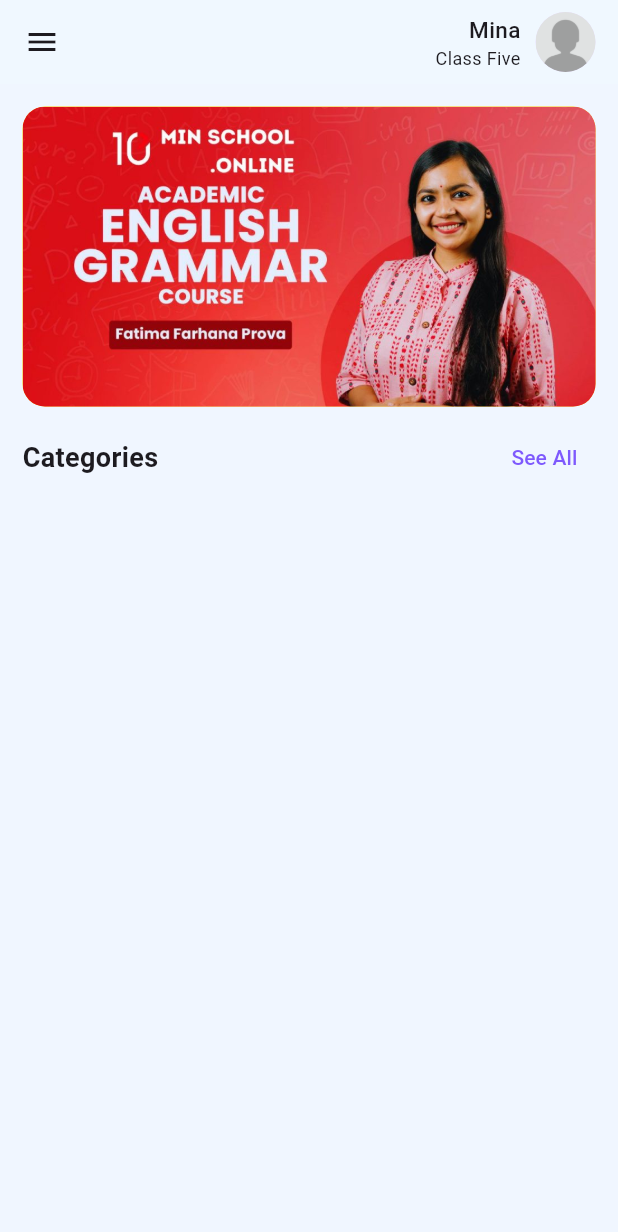
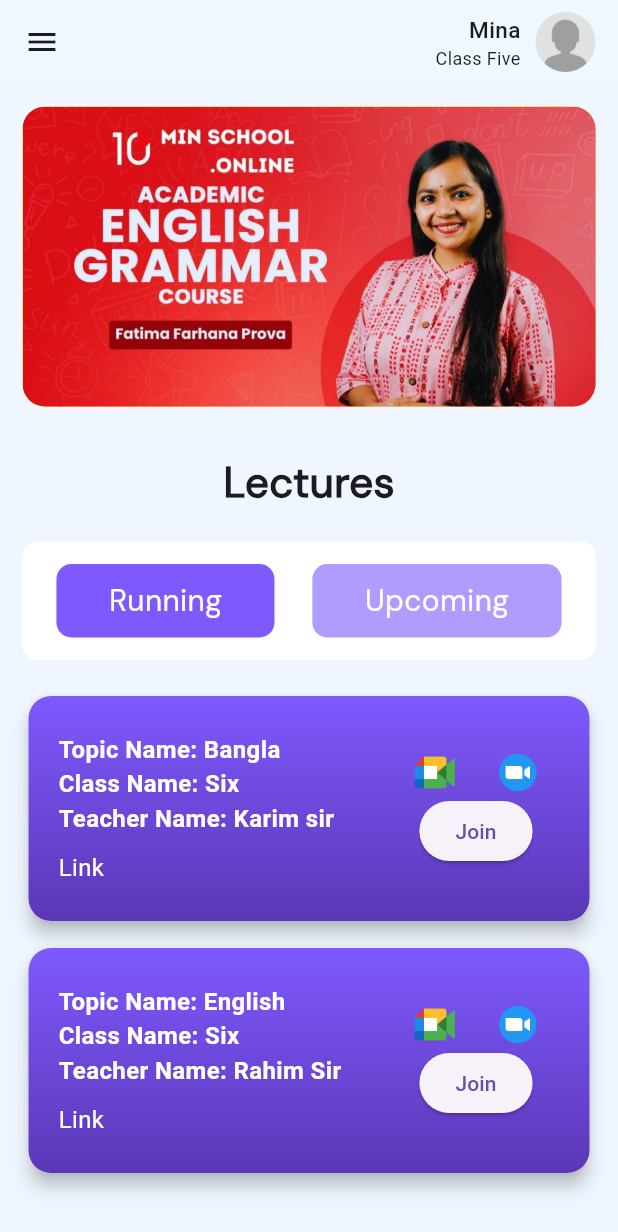
Before and after one commit to showravdas11/poralekha-app, a Flutter app: the HomeScreen screen opened directly, on a phone screen of 412 x 824 dp. Shown: the top 1232 px of the screen. Run offline on Flutter 3.47's test engine with Material 3 defaults, Android fonts, the phone set to English and light mode, and no system bars; our stand-ins replace awesome_dialog, cloud_firestore, firebase_auth, firebase_core, flutter_spinkit, get and 4 more; accounts and stored records are empty.

Commit message:
slider button done and card design done

```diff
--- a/lib/BottomNavBar/BottomNavBar.dart
+++ b/lib/BottomNavBar/BottomNavBar.dart
@@ -17,7 +17,7 @@ class _BottomNavBarState extends State<BottomNavBar> {
   int _selectedIndex = 0;
 
   static List<Widget> _widgetOptions = <Widget>[
-    const HomeScreen(),
+    HomeScreen(),
     ChatScreen(),
     const ClassListScreen(),
     ProfileScreen(),
--- a/lib/screens/Home/HomeScreen.dart
+++ b/lib/screens/Home/HomeScreen.dart
@@ -1,11 +1,30 @@
+import 'package:cloud_firestore/cloud_firestore.dart';
+import 'package:firebase_auth/firebase_auth.dart';
 import 'package:flutter/material.dart';
 import 'package:get/get.dart';
 
 import 'package:poralekha_app/screens/Home/My_Drawer_Header.dart';
 import 'package:poralekha_app/screens/Home/My_Drawer_list.dart';
+import 'package:poralekha_app/theme/myTheme.dart';
+import 'package:poralekha_app/widgets/HomeBanner.dart';
+import 'package:poralekha_app/widgets/HomeCard.dart';
 
-class HomeScreen extends StatelessWidget {
+class HomeScreen extends StatefulWidget {
   const HomeScreen({Key? key});
+
+  @override
+  State<HomeScreen> createState() => _HomeScreenState();
+}
+
+class _HomeScreenState extends State<HomeScreen> {
+  bool isRunningSelected = true;
+  late Stream<QuerySnapshot> _usersStream;
+
+  @override
+  void initState() {
+    super.initState();
+    _usersStream = FirebaseFirestore.instance.collection('lecture').snapshots();
+  }
 
   @override
   Widget build(BuildContext context) {
@@ -41,50 +60,110 @@ class HomeScreen extends StatelessWidget {
           ),
         ],
       ),
-      body: Padding(
+      body: SingleChildScrollView(
+        child: Padding(
           padding: const EdgeInsets.all(15),
           child: Column(
             children: [
+              HomeBanner(),
+              const SizedBox(
+                height: 30,
+              ),
+              Center(
+                  child: Text(
+                "Lectures",
+                style: TextStyle(
+                    fontSize: 28,
+                    fontWeight: FontWeight.bold,
+                    fontFamily: "FontMain"),
+              )),
+              SizedBox(
+                height: 20,
+              ),
               Container(
-              width: double.infinity,
-              height: 200,
+                padding: EdgeInsets.symmetric(vertical: 15, horizontal: 10),
                 decoration: BoxDecoration(
-                borderRadius: BorderRadius.circular(15),
-                color: Colors.amber,
-                image: const DecorationImage(
-                  image: AssetImage('assets/images/english-banner.jpg'),
-                  fit: BoxFit.cover,
+                  color: Color.fromARGB(255, 255, 255, 255),
+                  borderRadius: BorderRadius.circular(10),
+                ),
+                child: Row(
+                  mainAxisAlignment: MainAxisAlignment.spaceAround,
+                  children: [
+                    Material(
+                      color: isRunningSelected
+                          ? MyTheme.buttonColor
+                          : MyTheme.buttonColor.withOpacity(0.6),
+                      borderRadius: BorderRadius.circular(10),
+                      child: InkWell(
+                        onTap: () {
+                          setState(() {
+                            isRunningSelected = true;
+                          });
+                        },
+                        child: Container(
+                          padding: EdgeInsets.symmetric(
+                              vertical: 10, horizontal: 35),
+                          child: Text(
+                            "Running",
+                            style: TextStyle(
+                                color: Colors.white,
+                                fontSize: 20,
+                                fontWeight: FontWeight.w500,
+                                fontFamily: "FontMain"),
                           ),
                         ),
                       ),
-            const SizedBox(
-              height: 10,
                     ),
-            Row(
-              mainAxisAlignment: MainAxisAlignment.spaceBetween,
-              children: [
-                const Text(
-                  "Categories",
-                  style: TextStyle(fontSize: 18, fontWeight: FontWeight.bold),
+                    Material(
+                      color: isRunningSelected
+                          ? MyTheme.buttonColor.withOpacity(0.6)
+                          : MyTheme.buttonColor,
+                      borderRadius: BorderRadius.circular(10),
+                      child: InkWell(
+                        onTap: () {
+                          setState(() {
+                            isRunningSelected = false;
+                          });
+                        },
+                        child: Container(
+                          padding: EdgeInsets.symmetric(
+                              vertical: 10, horizontal: 35),
+                          child: Text(
+                            "Upcoming",
+                            style: TextStyle(
+                                color: Colors.white,
+                                fontSize: 20,
+                                fontWeight: FontWeight.w500,
+                                fontFamily: "FontMain"),
                           ),
-                TextButton(
-                  onPressed: () {},
-                  child: const Text(
-                    "See All",
-                    style: TextStyle(
-                      fontSize: 14,
-                      color: Color.fromARGB(255, 126, 89, 253),
                         ),
                       ),
                     ),
                   ],
                 ),
+              ),
+              SizedBox(
+                height: 20,
+              ),
+              HomeClassCard(
+                name: "Bangla",
+                Class: "Six",
+                teacherName: "Karim sir",
+              ),
+              SizedBox(
+                height: 10,
+              ),
+              HomeClassCard(
+                name: "English",
+                Class: "Six",
+                teacherName: "Rahim Sir",
+              ),
             ],
+          ),
         ),
       ),
       drawer: const Drawer(
         backgroundColor: Color.fromARGB(255, 240, 248, 255),
-        child: SingleChildScrollView(
         child: Column(
           children: [
             MyDrawerHeader(),
@@ -92,7 +171,6 @@ class HomeScreen extends StatelessWidget {
           ],
         ),
       ),
-      ),
     );
   }
 }
--- /dev/null
+++ b/lib/widgets/HomeBanner.dart
@@ -0,0 +1,23 @@
+import 'package:flutter/material.dart';
+
+class HomeBanner extends StatelessWidget {
+  const HomeBanner({
+    super.key,
+  });
+
+  @override
+  Widget build(BuildContext context) {
+    return Container(
+      width: double.infinity,
+      height: 200,
+      decoration: BoxDecoration(
+        borderRadius: BorderRadius.circular(15),
+        color: Colors.amber,
+        image: const DecorationImage(
+          image: AssetImage('assets/images/english-banner.jpg'),
+          fit: BoxFit.cover,
+        ),
+      ),
+    );
+  }
+}
--- /dev/null
+++ b/lib/widgets/HomeCard.dart
@@ -0,0 +1,113 @@
+import 'package:flutter/material.dart';
+
+class HomeClassCard extends StatelessWidget {
+  const HomeClassCard({
+    super.key,
+    required this.name,
+    required this.Class,
+    required this.teacherName,
+    this.icon,
+  });
+
+  final IconData? icon;
+  final String name, Class, teacherName;
+  @override
+  Widget build(BuildContext context) {
+    return Column(
+      children: [
+        Card(
+          elevation: 5,
+          shape: RoundedRectangleBorder(
+            borderRadius: BorderRadius.circular(15.0),
+          ),
+          child: Container(
+            width: double.infinity,
+            height: 150,
+            decoration: BoxDecoration(
+              borderRadius: BorderRadius.circular(15.0),
+              gradient: LinearGradient(
+                colors: [
+                  Color(0xFF7E59FD),
+                  Color(0xFF5B37B7),
+                ],
+                begin: Alignment.topCenter,
+                end: Alignment.bottomCenter,
+              ),
+            ),
+            padding: EdgeInsets.all(20.0),
+            child: Row(
+              mainAxisAlignment: MainAxisAlignment.spaceBetween,
+              children: [
+                Flexible(
+                  flex: 2,
+                  child: Column(
+                    crossAxisAlignment: CrossAxisAlignment.start,
+                    mainAxisAlignment: MainAxisAlignment.center,
+                    children: [
+                      Text(
+                        "Topic Name: ${name}",
+                        style: TextStyle(
+                          fontSize: 16,
+                          fontWeight: FontWeight.bold,
+                          color: Colors.white,
+                        ),
+                      ),
+                      Text(
+                        "Class Name: ${Class}",
+                        style: TextStyle(
+                          fontSize: 16,
+                          fontWeight: FontWeight.bold,
+                          color: Colors.white,
+                        ),
+                      ),
+                      Text(
+                        "Teacher Name: ${teacherName}",
+                        style: TextStyle(
+                          fontSize: 16,
+                          fontWeight: FontWeight.bold,
+                          color: Colors.white,
+                        ),
+                      ),
+                      SizedBox(height: 10),
+                      Text(
+                        'Link',
+                        style: TextStyle(
+                          fontSize: 16,
+                          color: Colors.white,
+                        ),
+                      ),
+                    ],
+                  ),
+                ),
+                Flexible(
+                    flex: 1,
+                    child: Column(
+                      mainAxisAlignment: MainAxisAlignment.center,
+                      children: [
+                        Row(
+                          mainAxisAlignment: MainAxisAlignment.spaceAround,
+                          children: [
+                            Image.asset(
+                              "assets/images/google-meet.png",
+                              width: 30,
+                            ),
+                            Image.asset(
+                              "assets/images/zoom.png",
+                              width: 30,
+                            ),
+                          ],
+                        ),
+                        ElevatedButton(
+                          onPressed: () {},
+                          child: Text('Join'),
+                        ),
+                      ],
+                    )),
+              ],
+            ),
+          ),
+        ),
+      ],
+    );
+  }
+}
--- /dev/null
+++ b/lib/widgets/HomeSliderButton.dart
@@ -0,0 +1,15 @@
+import 'package:flutter/material.dart';
+
+class MyWidget extends StatefulWidget {
+  const MyWidget({super.key});
+
+  @override
+  State<MyWidget> createState() => _MyWidgetState();
+}
+
+class _MyWidgetState extends State<MyWidget> {
+  @override
+  Widget build(BuildContext context) {
+    return Row();
+  }
+}
```
Also changed, not shown: pubspec.yaml (+4 -4 lines), assets/fonts/DMSans_18pt-Regular.ttf (added), assets/fonts/DMSans_18pt-SemiBold.ttf (added), assets/images/google-meet.png (added), assets/images/zoom.png (added). Lines whose indentation alone changed are shown as unchanged.
